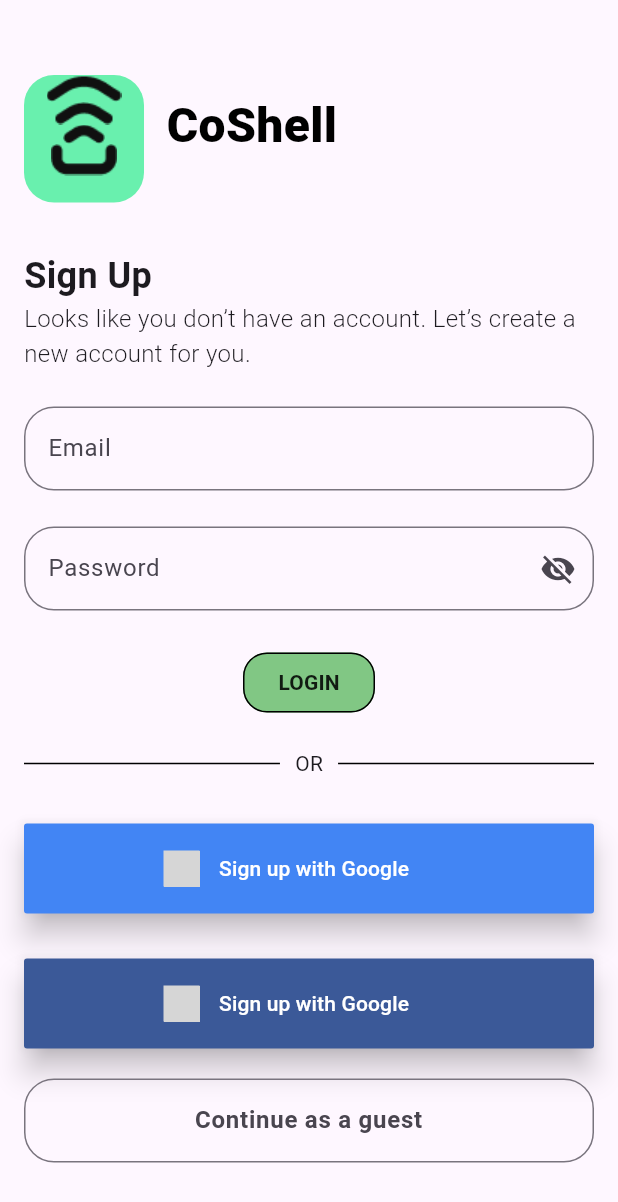
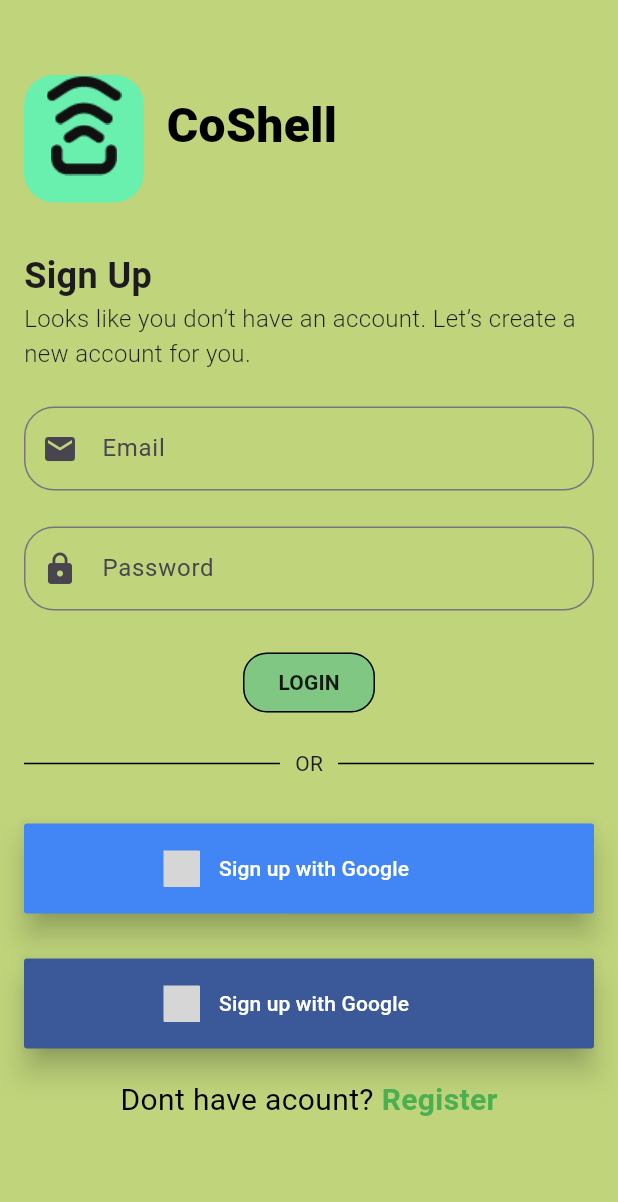
Before and after one commit to 30102091900132/Smart-Home, a Flutter app: the LogIn screen opened directly, on a phone screen of 412 x 824 dp. Shown: the top 1202 px of the screen. Run offline on Flutter 3.47's test engine with Material 3 defaults, Android fonts, the phone set to English and light mode, and no system bars; drawn by our look-alikes of sign_in_button; our stand-ins replace curved_navigation_bar, firebase_auth, firebase_core, form_field_validator; accounts and stored records are empty; network calls fail; grey boxes are pictures that could not be loaded.

```diff
--- a/lib/screens/login_screen.dart
+++ b/lib/screens/login_screen.dart
@@ -1,7 +1,10 @@
+import 'package:firebase_auth/firebase_auth.dart';
 import 'package:flutter/cupertino.dart';
 import 'package:flutter/material.dart';
 import 'package:form_field_validator/form_field_validator.dart';
 import 'package:smart_home/constant/text_constant.dart';
+import 'package:smart_home/screens/create_acount.dart';
+import 'package:smart_home/screens/room.dart';
 import 'package:smart_home/widget/bottons.dart';
 import 'package:smart_home/widget/vecters.dart';
 
@@ -16,39 +19,52 @@ class LogIn extends StatefulWidget {
 }
 
 class _LogInState extends State<LogIn> {
+  bool passwordVisible = false;
   final _formKey = GlobalKey<FormState>();
-
-  bool passwordVisible = false ;
+  TextEditingController password = TextEditingController();
+  TextEditingController email = TextEditingController();
 
   @override
   Widget build(BuildContext context) {
     return Form(
       key: _formKey,
       child: Scaffold(
+        backgroundColor: const Color.fromARGB(255, 191, 212, 123),
         body: ListView.builder(
           itemCount: 1,
           itemBuilder: (context, index) {
             return Padding(
-              padding: const EdgeInsets.only(left: 16.0 , right: 16),
+              padding: const EdgeInsets.only(left: 16.0, right: 16),
               child: Column(
                 crossAxisAlignment: CrossAxisAlignment.start,
                 children: [
                   const Row(
                     children: [
                       Padding(
-                        padding: EdgeInsets.only( right:15 ,top: 50, bottom: 32,),
+                        padding: EdgeInsets.only(
+                          right: 15,
+                          top: 50,
+                          bottom: 32,
+                        ),
                         child: Vectors(),
                       ),
                       ConstText(),
                     ],
                   ),
-                  const Text("Sign Up" , style: TextStyle(fontSize: 24, fontWeight: FontWeight.w600),),
-                  const Text("Looks like you don’t have an account. Let’s create a new account for you." , style: TextStyle(fontSize: 16, fontWeight: FontWeight.w300),),
+                  const Text(
+                    "Sign Up",
+                    style: TextStyle(fontSize: 24, fontWeight: FontWeight.w600),
+                  ),
+                  const Text(
+                    "Looks like you don’t have an account. Let’s create a new account for you.",
+                    style: TextStyle(fontSize: 16, fontWeight: FontWeight.w300),
+                  ),
                   Padding(
                     padding: const EdgeInsets.only(top: 24, bottom: 24),
                     child: TextFormFieldSherd(
+                      obscureText: false,
                       text: "Email",
-                      passwordVisible: false,
+                      IconData: const Icon(Icons.email),
                       validat: MultiValidator([
                         RequiredValidator(errorText: "* Required"),
                         EmailValidator(errorText: "Enter valid email id"),
@@ -56,19 +72,16 @@ class _LogInState extends State<LogIn> {
                     ),
                   ),
                   Padding(
-                    padding: const EdgeInsets.only( bottom: 24),
+                    padding: const EdgeInsets.only(bottom: 24),
                     child: TextFormFieldSherd(
+                      obscureText: true,
                       text: "Password",
-                      passwordVisible: true,
-                      suffix:  Icon( passwordVisible ? Icons.visibility
-                                                     : Icons.visibility_off,
-            ),
-                      // obscureText: true,
+                      IconData: const Icon(Icons.lock),
                       validat: MultiValidator([
-
                         RequiredValidator(errorText: "* Required"),
                         MinLengthValidator(6,
-                          errorText: "Password should be atleast 6 characters"),
+                            errorText:
+                                "Password should be atleast 6 characters"),
                         MaxLengthValidator(15,
                             errorText:
                                 "Password should not be greater than 15 characters")
@@ -77,48 +90,69 @@ class _LogInState extends State<LogIn> {
                   ),
                   Center(
                     child: MaterialButton(
-                      onPressed:() {
-                        if (_formKey.currentState!.validate()) {
-                          print('the validate is ok') ;
+                      onPressed: ()  {
+
+                         // ignore: use_build_context_synchronously
+                         if(_formKey.currentState!.validate()){
+                           Navigator.pushReplacement(
+                                context,
+                                MaterialPageRoute(
+                                    builder: (context) => const Rooms()));
+
                          }
+
                       },
                       elevation: 0,
                       height: 40,
                       shape: OutlineInputBorder(
                         borderRadius: BorderRadius.circular(16),
                       ),
-                      child:  Text("LOGIN" ,style: TextStyle(
-                          fontWeight: FontWeight.bold
-                      ),),
                       color: Colors.green[300],
+                      child: const Text(
+                        "LOGIN",
+                        style: TextStyle(fontWeight: FontWeight.bold),
+                      ),
                       //child: const Color.fromARGB(52, 244, 161, 1),
-
                     ),
                   ),
                   const Padding(
-                    padding: EdgeInsets.only(top:20),
+                    padding: EdgeInsets.only(top: 20),
                     child: DividerWidget(),
                   ),
-                  GoogleBottons(),
-                  FacebookBottons(),
-                  Padding(
-                    padding: const EdgeInsets.only(top: 20.0),
-                    child: TextField(
-                      onTap: (){},
-                      textAlign: TextAlign.center,
-                      decoration: InputDecoration(
-                          border: OutlineInputBorder(borderRadius: BorderRadius.circular(20)),
-                          hintText: "Continue as a guest",
-                          hintStyle: TextStyle(
+                  GoogleBottons(onPressed: () {}),
+                  FacebookBottons(
+                    onPressed: () {},
+                  ),
+                  const SizedBox(
+                    height: 20,
+                  ),
+                  Center(
+                    child: InkWell(
+                      onTap: () {
+                        Navigator.pushReplacement(
+                            context,
+                            MaterialPageRoute(
+                                builder: (context) => CreateNewAcount()));
+                      },
+                      child: const Text.rich(TextSpan(children: [
+                        // ignore: unnecessary_const
+                        TextSpan(
+                            text: "Dont have acount? ",
+                            style: TextStyle(
+                              fontSize: 20,
+                              color: Colors.black,
+                            )),
+                        TextSpan(
+                            text: "Register",
+                            style: TextStyle(
+                              fontSize: 20,
                               fontWeight: FontWeight.bold,
+                              color: Colors.green,
+                            ))
+                      ])),
+                    ),
                   )
-
-                      ),
-                    ),
-                  ),
-
                 ],
-
               ),
             );
           },
--- a/lib/widget/bottons.dart
+++ b/lib/widget/bottons.dart
@@ -3,38 +3,39 @@ import 'package:flutter/material.dart';
 import 'package:sign_in_button/sign_in_button.dart';
 
 class BottonsShered extends StatelessWidget {
-  BottonsShered({required this.text,});
-  String text ;
+  BottonsShered({
+    required this.text,
+  });
+  String text;
+
   //final String? Function(String?)? onTap;
   Widget build(BuildContext context) {
     return MaterialButton(
-      onPressed:() {
-
-      },
+      onPressed: () {},
       elevation: 0,
       height: 40,
       shape: OutlineInputBorder(
         borderRadius: BorderRadius.circular(16),
       ),
-      child:  Text(text, style: TextStyle(
-       fontWeight: FontWeight.bold
-      ),),
+      child: Text(
+        text,
+        style: TextStyle(fontWeight: FontWeight.bold),
+      ),
       color: Colors.green[300],
       //child: const Color.fromARGB(52, 244, 161, 1),
-
     );
   }
 }
 
 class FacebookBottons extends StatelessWidget {
   const FacebookBottons({
-    super.key,
+    super.key, required this.onPressed,
   });
-
+  final Function() onPressed;
   @override
   Widget build(BuildContext context) {
     return Padding(
-      padding: const EdgeInsets.only(top:30.0),
+      padding: const EdgeInsets.only(top: 30.0),
       child: Container(
         width: double.infinity,
         height: 60,
@@ -42,7 +43,7 @@ class FacebookBottons extends StatelessWidget {
           Buttons.facebook,
           text: "Sign up with Google",
           elevation: 8,
-          onPressed: () {},
+          onPressed:onPressed,
         ),
       ),
     );
@@ -51,13 +52,13 @@ class FacebookBottons extends StatelessWidget {
 
 class GoogleBottons extends StatelessWidget {
   const GoogleBottons({
-    super.key,
+    super.key, required this.onPressed
   });
-
+final Function() onPressed;
   @override
   Widget build(BuildContext context) {
     return Padding(
-      padding: const EdgeInsets.only(top:30.0),
+      padding: const EdgeInsets.only(top: 30.0),
       child: Container(
         width: double.infinity,
         height: 60,
@@ -65,7 +66,7 @@ class GoogleBottons extends StatelessWidget {
           Buttons.googleDark,
           text: "Sign up with Google",
           elevation: 8,
-          onPressed: () {},
+          onPressed: onPressed,
         ),
       ),
     );
--- a/lib/widget/text_form_field.dart
+++ b/lib/widget/text_form_field.dart
@@ -3,37 +3,37 @@ import 'package:flutter/material.dart';
 
 class TextFormFieldSherd extends StatelessWidget {
   TextFormFieldSherd({
-    required this.text , this.suffix,
-    required this.passwordVisible,
-      this.onTap,
-     this.validat,
-    this.controller}) ;
+    required this.text,
+
+    required this.obscureText,
+    this.IconData,
+    this.validat,
+    this.controller,
+  });
   //=============================
-   String text ;
-  TextEditingController? controller =TextEditingController();
-  //TextEditingController password=TextEditingController();
-  //String text_desc;
-   //late Function() onTap;
+  String text;
+  TextEditingController? controller = TextEditingController();
   final String? Function(String?)? validat;
-  final Function()? onTap;
-    bool passwordVisible = false ;
-  final Icon? suffix;
+  final Icon? IconData;
+   bool obscureText;
+  bool passwordVisible = false;
   @override
   Widget build(BuildContext context) {
     return TextFormField(
+      onTapOutside: (event) {
+        FocusManager.instance.primaryFocus?.unfocus();
+      },
       controller: controller,
-        onTap: onTap,
-        obscureText: !passwordVisible,
+      //onTap: onTap,
+      obscureText: obscureText,
       decoration: InputDecoration(
           hintText: text,
-          suffixIcon: suffix,
+          prefixIcon: IconData,
+
           border: OutlineInputBorder(
             borderRadius: BorderRadius.circular(20),
-
-          )
-      ),
+          )),
       validator: validat!,
-
     );
   }
 }
--- a/pubspec.yaml
+++ b/pubspec.yaml
@@ -37,6 +37,12 @@ dependencies:
   cupertino_icons: ^1.0.2
   sign_in_button: ^3.0.0
   form_field_validator: ^1.0.1
+  firebase_core: ^2.24.2
+  cloud_firestore: ^4.13.5
+  firebase_storage: ^11.5.5
+  firebase_messaging: ^14.7.8
+  firebase_auth: ^4.15.2
+  google_sign_in: ^6.2.0
 
 dev_dependencies:
   flutter_test:
```
Also changed, not shown: lib/main.dart (+32 -6 lines), lib/screens/create_acount.dart (+105 -46 lines), lib/screens/curveNavBar.dart (added, +55 -0 lines), lib/screens/room.dart (added, +12 -0 lines), lib/screens/slider.dart (added, +46 -0 lines), pubspec.lock, 6 other files. Lines whose indentation alone changed are shown as unchanged.
